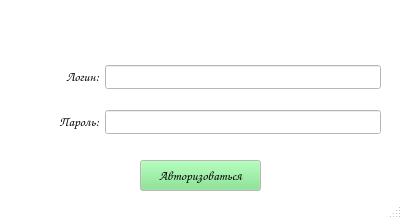
Above: forms/autorization.ui from AllaKzm/Praktic before the change. Below: the same form after it.
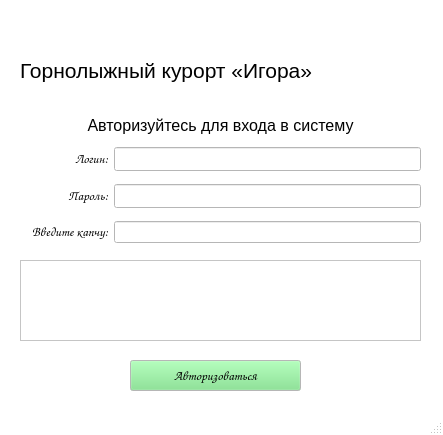
That is the form after the change. Icons and pictures are not drawn.

Diff of the .ui file:
```diff
--- a/forms/autorization.ui
+++ b/forms/autorization.ui
@@ -6,8 +6,8 @@
    <rect>
     <x>0</x>
     <y>0</y>
-    <width>402</width>
-    <height>219</height>
+    <width>443</width>
+    <height>435</height>
    </rect>
   </property>
   <property name="palette">
@@ -459,9 +459,9 @@
    <widget class="QPushButton" name="autorization_btn">
     <property name="geometry">
      <rect>
-      <x>140</x>
-      <y>160</y>
-      <width>121</width>
+      <x>130</x>
+      <y>360</y>
+      <width>171</width>
       <height>31</height>
      </rect>
     </property>
@@ -921,22 +921,19 @@
     <property name="geometry">
      <rect>
       <x>20</x>
-      <y>50</y>
-      <width>361</width>
-      <height>101</height>
+      <y>140</y>
+      <width>401</width>
+      <height>111</height>
      </rect>
     </property>
-    <layout class="QGridLayout" name="gridLayout" rowstretch="2,7" columnstretch="2,7" rowminimumheight="2,7" columnminimumwidth="2,7">
-     <item row="1" column="0">
-      <widget class="QLabel" name="label_2">
+    <layout class="QGridLayout" name="gridLayout" rowstretch="2,7,0" columnstretch="2,7" rowminimumheight="2,7,0" columnminimumwidth="2,7">
+     <item row="0" column="1">
+      <widget class="QLineEdit" name="line_login">
        <property name="font">
         <font>
          <family>Comic Sans MS</family>
         </font>
        </property>
-       <property name="text">
-        <string>&lt;html&gt;&lt;head/&gt;&lt;body&gt;&lt;p align=&quot;right&quot;&gt;&lt;span style=&quot; font-size:10pt;&quot;&gt;Пароль:&lt;/span&gt;&lt;/p&gt;&lt;/body&gt;&lt;/html&gt;</string>
-       </property>
       </widget>
      </item>
      <item row="0" column="0">
@@ -951,13 +948,16 @@
        </property>
       </widget>
      </item>
-     <item row="0" column="1">
-      <widget class="QLineEdit" name="line_login">
+     <item row="1" column="0">
+      <widget class="QLabel" name="label_2">
        <property name="font">
         <font>
          <family>Comic Sans MS</family>
         </font>
        </property>
+       <property name="text">
+        <string>&lt;html&gt;&lt;head/&gt;&lt;body&gt;&lt;p align=&quot;right&quot;&gt;&lt;span style=&quot; font-size:10pt;&quot;&gt;Пароль:&lt;/span&gt;&lt;/p&gt;&lt;/body&gt;&lt;/html&gt;</string>
+       </property>
       </widget>
      </item>
      <item row="1" column="1">
@@ -969,8 +969,81 @@
        </property>
       </widget>
      </item>
+     <item row="2" column="0">
+      <widget class="QLabel" name="label_3">
+       <property name="font">
+        <font>
+         <family>Comic Sans MS</family>
+        </font>
+       </property>
+       <property name="text">
+        <string>&lt;html&gt;&lt;head/&gt;&lt;body&gt;&lt;p align=&quot;right&quot;&gt;&lt;span style=&quot; font-size:10pt;&quot;&gt;Введите капчу:&lt;/span&gt;&lt;/p&gt;&lt;/body&gt;&lt;/html&gt;</string>
+       </property>
+      </widget>
+     </item>
+     <item row="2" column="1">
+      <widget class="QLineEdit" name="lineEdit"/>
+     </item>
     </layout>
    </widget>
+   <widget class="QLabel" name="label_4">
+    <property name="geometry">
+     <rect>
+      <x>20</x>
+      <y>110</y>
+      <width>401</width>
+      <height>31</height>
+     </rect>
+    </property>
+    <property name="text">
+     <string>&lt;html&gt;&lt;head/&gt;&lt;body&gt;&lt;p align=&quot;center&quot;&gt;&lt;span style=&quot; font-size:12pt;&quot;&gt;Авторизуйтесь для входа в систему&lt;/span&gt;&lt;/p&gt;&lt;/body&gt;&lt;/html&gt;</string>
+    </property>
+   </widget>
+   <widget class="QWidget" name="horizontalLayoutWidget">
+    <property name="geometry">
+     <rect>
+      <x>20</x>
+      <y>30</y>
+      <width>401</width>
+      <height>82</height>
+     </rect>
+    </property>
+    <layout class="QHBoxLayout" name="horizontalLayout">
+     <item>
+      <widget class="QLabel" name="label_5">
+       <property name="text">
+        <string>&lt;html&gt;&lt;head/&gt;&lt;body&gt;&lt;p&gt;&lt;span style=&quot; font-size:16pt;&quot;&gt;Горнолыжный курорт «Игора»&lt;/span&gt;&lt;/p&gt;&lt;/body&gt;&lt;/html&gt;</string>
+       </property>
+      </widget>
+     </item>
+     <item>
+      <widget class="QLabel" name="logo">
+       <property name="maximumSize">
+        <size>
+         <width>80</width>
+         <height>80</height>
+        </size>
+       </property>
+       <property name="text">
+        <string/>
+       </property>
+       <property name="pixmap">
+        <pixmap>C:/Users/GANSOR/Downloads/Practic-Aleksandr/Practic-Aleksandr/img/logo_mini.png</pixmap>
+       </property>
+      </widget>
+     </item>
+    </layout>
+   </widget>
+   <widget class="QGraphicsView" name="captcha_gen">
+    <property name="geometry">
+     <rect>
+      <x>20</x>
+      <y>260</y>
+      <width>401</width>
+      <height>81</height>
+     </rect>
+    </property>
+   </widget>
   </widget>
   <widget class="QStatusBar" name="statusbar"/>
  </widget>
```
